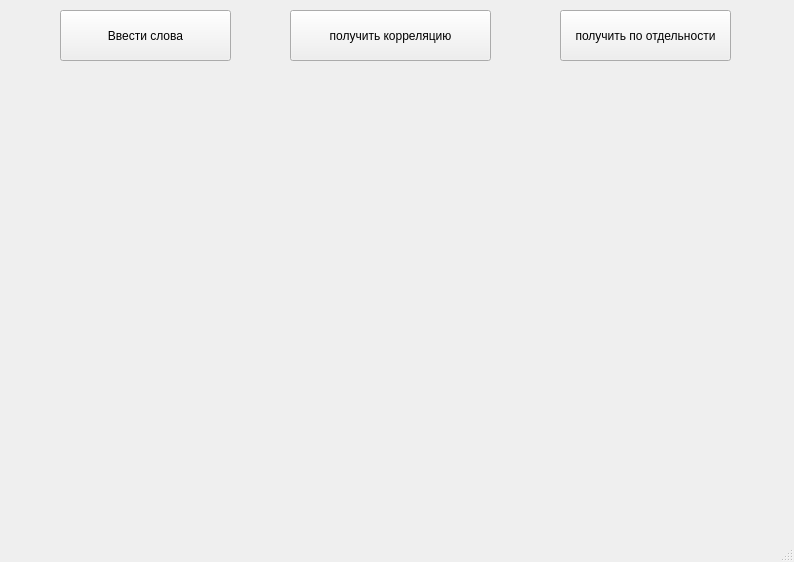
This is data/untitled.ui in RandMinich/correlation as Qt 5 draws it before an edit. The edited form follows.
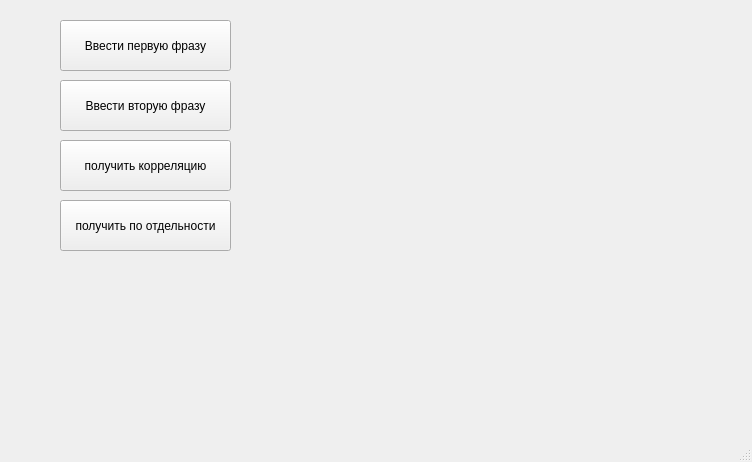
This is the edited form.

Patch:
```diff
--- a/data/untitled.ui
+++ b/data/untitled.ui
@@ -6,8 +6,8 @@
    <rect>
     <x>0</x>
     <y>0</y>
-    <width>794</width>
-    <height>562</height>
+    <width>752</width>
+    <height>462</height>
    </rect>
   </property>
   <property name="windowTitle">
@@ -18,13 +18,13 @@
     <property name="geometry">
      <rect>
       <x>60</x>
-      <y>10</y>
+      <y>20</y>
       <width>171</width>
       <height>51</height>
      </rect>
     </property>
     <property name="text">
-     <string>Ввести слова</string>
+     <string>Ввести первую фразу</string>
     </property>
    </widget>
    <widget class="QLabel" name="label">
@@ -43,8 +43,8 @@
    <widget class="QPushButton" name="getDividedPlots">
     <property name="geometry">
      <rect>
-      <x>560</x>
-      <y>10</y>
+      <x>60</x>
+      <y>200</y>
       <width>171</width>
       <height>51</height>
      </rect>
@@ -56,9 +56,9 @@
    <widget class="QPushButton" name="getCorrelation">
     <property name="geometry">
      <rect>
-      <x>290</x>
-      <y>10</y>
-      <width>201</width>
+      <x>60</x>
+      <y>140</y>
+      <width>171</width>
       <height>51</height>
      </rect>
     </property>
@@ -66,6 +66,19 @@
      <string>получить корреляцию</string>
     </property>
    </widget>
+   <widget class="QPushButton" name="enterWords_2">
+    <property name="geometry">
+     <rect>
+      <x>60</x>
+      <y>80</y>
+      <width>171</width>
+      <height>51</height>
+     </rect>
+    </property>
+    <property name="text">
+     <string>Ввести вторую фразу</string>
+    </property>
+   </widget>
   </widget>
   <widget class="QMenuBar" name="menubar">
    <property name="geometry">
```
Left out of the diff: 2 changed lines with no effect on the pictures.
